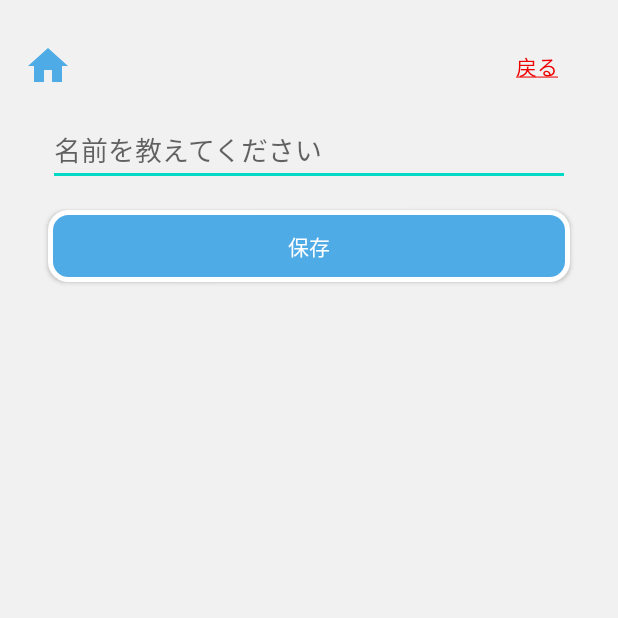
After one commit to znak99/JEC-ENGWORDS, an Android app: the SetNameActivity screen opened directly, with no data from a screen before it, on a phone screen of 412 x 824 dp, the top half of it. The commit adds this screen. Run offline under Robolectric (Android 15) with nearby library versions, the phone set to English and light mode, and no system bars.

Commit message:
Set Name 화면 완성

```diff
--- a/app/src/main/AndroidManifest.xml
+++ b/app/src/main/AndroidManifest.xml
@@ -10,6 +10,9 @@
         android:supportsRtl="true"
         android:theme="@style/Theme.Android114Homework">
         <activity
+            android:name=".SetNameActivity"
+            android:exported="false" />
+        <activity
             android:name=".MainActivity"
             android:exported="true">
             <intent-filter>
--- /dev/null
+++ b/app/src/main/java/jp/ac/jec/cm0138/android114homework/SetNameActivity.java
@@ -0,0 +1,14 @@
+package jp.ac.jec.cm0138.android114homework;
+
+import androidx.appcompat.app.AppCompatActivity;
+
+import android.os.Bundle;
+
+public class SetNameActivity extends AppCompatActivity {
+
+    @Override
+    protected void onCreate(Bundle savedInstanceState) {
+        super.onCreate(savedInstanceState);
+        setContentView(R.layout.activity_set_name);
+    }
+}
--- /dev/null
+++ b/app/src/main/res/drawable/ic_baseline_person_24.xml
@@ -0,0 +1,10 @@
+<vector xmlns:android="http://schemas.android.com/apk/res/android"
+    android:width="24dp"
+    android:height="24dp"
+    android:viewportWidth="24"
+    android:viewportHeight="24"
+    android:tint="?attr/colorControlNormal">
+  <path
+      android:fillColor="@android:color/white"
+      android:pathData="M12,12c2.21,0 4,-1.79 4,-4s-1.79,-4 -4,-4 -4,1.79 -4,4 1.79,4 4,4zM12,14c-2.67,0 -8,1.34 -8,4v2h16v-2c0,-2.66 -5.33,-4 -8,-4z"/>
+</vector>
--- /dev/null
+++ b/app/src/main/res/layout/activity_set_name.xml
@@ -0,0 +1,61 @@
+<?xml version="1.0" encoding="utf-8"?>
+<LinearLayout xmlns:android="http://schemas.android.com/apk/res/android"
+    xmlns:app="http://schemas.android.com/apk/res-auto"
+    xmlns:tools="http://schemas.android.com/tools"
+    android:layout_width="match_parent"
+    android:layout_height="match_parent"
+    android:background="@color/customSecondaryWhite"
+    android:paddingHorizontal="16dp"
+    android:orientation="vertical"
+    tools:context=".SetNameActivity">
+
+    <LinearLayout
+        android:layout_width="match_parent"
+        android:layout_height="wrap_content"
+        android:layout_marginTop="28dp"
+        android:gravity="center_vertical"
+        android:orientation="horizontal">
+
+        <ImageView
+            android:layout_width="32dp"
+            android:layout_height="32dp"
+            android:src="@drawable/ic_baseline_home_24"
+            app:tint="@color/customPrimaryColor" />
+
+        <TextView
+            android:layout_width="match_parent"
+            android:layout_height="wrap_content"
+            android:layout_marginEnd="24dp"
+            android:gravity="end"
+            android:text="@string/back"
+            android:textSize="14sp"
+            android:fontFamily="@font/regular"
+            android:textColor="@color/customRed" />
+
+    </LinearLayout>
+
+    <EditText
+        android:layout_width="match_parent"
+        android:layout_height="wrap_content"
+        android:layout_marginTop="16dp"
+        android:layout_marginHorizontal="16dp"
+        android:hint="名前を教えてください"
+        android:inputType="textPersonName"
+        android:textSize="18sp"
+        android:fontFamily="@font/medium"
+        android:textColor="@color/customSecondaryBlack" />
+
+    <androidx.appcompat.widget.AppCompatButton
+        android:layout_width="match_parent"
+        android:layout_height="wrap_content"
+        android:layout_margin="16dp"
+        android:background="@drawable/main_study"
+        android:elevation="10dp"
+        android:text="保存"
+        android:textSize="14sp"
+        android:fontFamily="@font/bold"
+        android:textColor="@color/customWhite"
+        android:gravity="center"
+        android:padding="8dp" />
+
+</LinearLayout>
--- a/app/src/main/res/values/strings.xml
+++ b/app/src/main/res/values/strings.xml
@@ -7,4 +7,5 @@
     <string name="to_next_word">＊ボックスをTAPして次の単語へ</string>
     <string name="start">勉強スタート！</string>
     <string name="edit_words"><u>単語帳を編集する</u></string>
+    <string name="back"><u>戻る</u></string>
 </resources>
```
